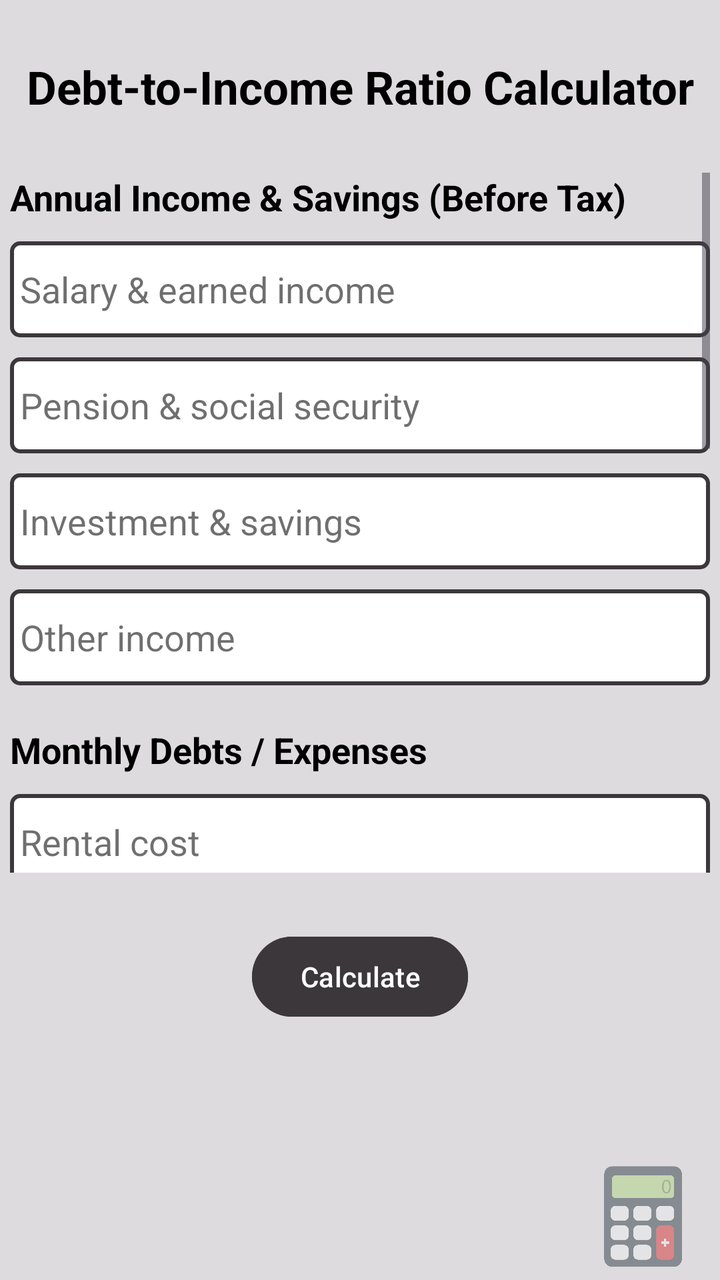
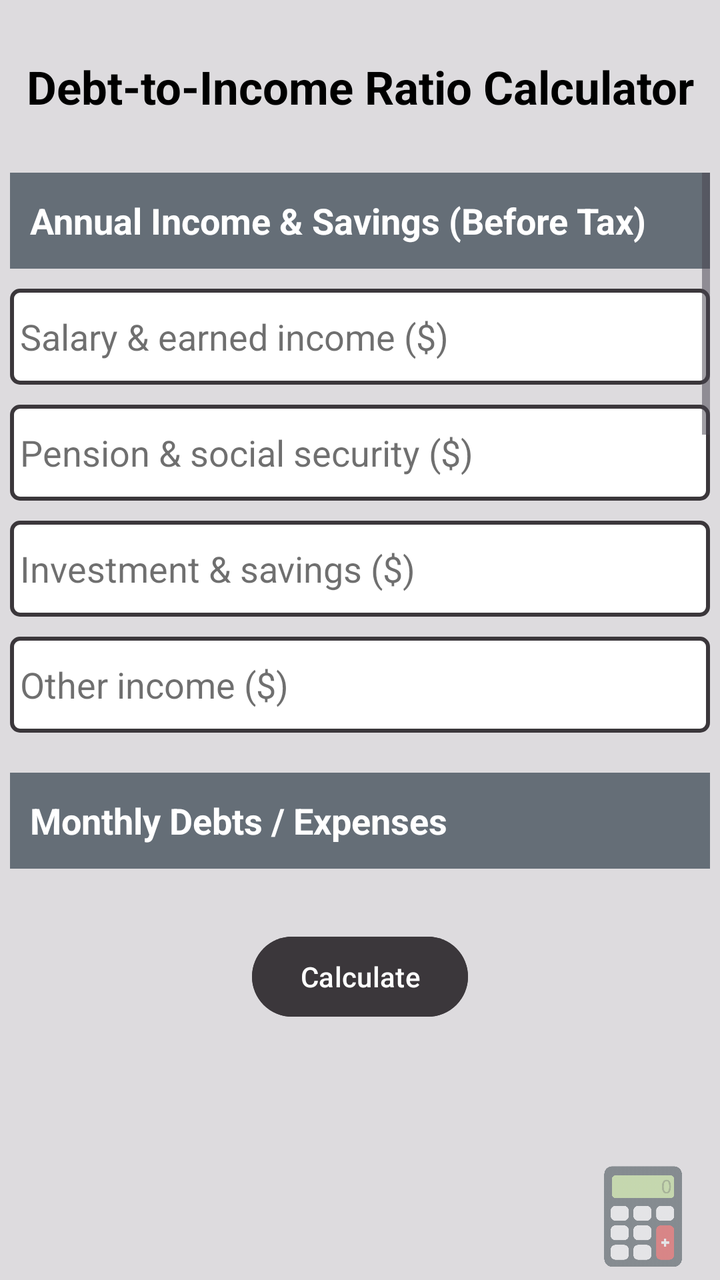

Screens rendered from an Android XML layout before and after an edit, with the pre-edit source and the edit as a unified diff.
<!-- AndroidManifest.xml: application theme Theme.FinCal -->
<!-- res/layout/activity_category1_option6.xml -->
<?xml version="1.0" encoding="utf-8"?>
<androidx.constraintlayout.widget.ConstraintLayout xmlns:android="http://schemas.android.com/apk/res/android"
    xmlns:app="http://schemas.android.com/apk/res-auto"
    xmlns:tools="http://schemas.android.com/tools"
    android:id="@+id/main"
    android:layout_width="match_parent"
    android:layout_height="match_parent"
    android:background="@color/app_background"
    tools:context=".Category1Option6Activity">

    <TextView
        android:id="@+id/optionsTitle"
        android:layout_width="wrap_content"
        android:layout_height="wrap_content"
        android:gravity="center"
        android:text="@string/calc_debt_income_ratio"
        android:textColor="@color/text_primary"
        android:textSize="23sp"
        android:textStyle="bold"
        app:layout_constraintBottom_toTopOf="@id/scrollView"
        app:layout_constraintEnd_toEndOf="parent"
        app:layout_constraintStart_toStartOf="parent"
        app:layout_constraintTop_toTopOf="parent" />

    <ScrollView
        android:id="@+id/scrollView"
        android:layout_width="350dp"
        android:layout_height="350dp"
        app:layout_constraintBottom_toTopOf="@id/calculateButton"
        app:layout_constraintEnd_toEndOf="parent"
        app:layout_constraintStart_toStartOf="parent"
        app:layout_constraintTop_toBottomOf="@id/optionsTitle">

        <LinearLayout
            android:id="@+id/optionsLayout"
            android:layout_width="match_parent"
            android:layout_height="wrap_content"
            android:orientation="vertical">

            <TextView
                android:layout_width="match_parent"
                android:layout_height="wrap_content"
                android:layout_marginBottom="10dp"
                android:text="@string/income_before_tax"
                android:textColor="@color/text_primary"
                android:textSize="18sp"
                android:textStyle="bold" />

            <EditText
                android:id="@+id/salaryIncome"
                android:layout_width="match_parent"
                android:layout_height="48dp"
                android:layout_marginBottom="10dp"
                android:background="@drawable/edit_text_border"
                android:ems="10"
                android:gravity="center_vertical"
                android:hint="@string/salary_amp_earned_income"
                android:importantForAutofill="no"
                android:inputType="numberDecimal"
                android:paddingStart="5dp"
                android:paddingEnd="5dp"
                android:textColor="@color/text_primary"
                android:textColorHint="@color/text_hint_color" />

            <EditText
                android:id="@+id/pension"
                android:layout_width="match_parent"
                android:layout_height="48dp"
                android:layout_marginBottom="10dp"
                android:background="@drawable/edit_text_border"
                android:ems="10"
                android:gravity="center_vertical"
                android:hint="@string/pension_amp_social_security"
                android:importantForAutofill="no"
                android:inputType="numberDecimal"
                android:paddingStart="5dp"
                android:paddingEnd="5dp"
                android:textColor="@color/text_primary"
                android:textColorHint="@color/text_hint_color" />

            <EditText
                android:id="@+id/investmentSavings"
                android:layout_width="match_parent"
                android:layout_height="48dp"
                android:layout_marginBottom="10dp"
                android:background="@drawable/edit_text_border"
                android:ems="10"
                android:gravity="center_vertical"
                android:hint="@string/investment_amp_savings"
                android:importantForAutofill="no"
                android:inputType="numberDecimal"
                android:paddingStart="5dp"
                android:paddingEnd="5dp"
                android:textColor="@color/text_primary"
                android:textColorHint="@color/text_hint_color" />

            <EditText
                android:id="@+id/otherIncome"
                android:layout_width="match_parent"
                android:layout_height="48dp"
                android:layout_marginBottom="20dp"
                android:background="@drawable/edit_text_border"
                android:ems="10"
                android:gravity="center_vertical"
                android:hint="@string/other_income"
                android:importantForAutofill="no"
                android:inputType="numberDecimal"
                android:paddingStart="5dp"
                android:paddingEnd="5dp"
                android:textColor="@color/text_primary"
                android:textColorHint="@color/text_hint_color" />

            <TextView
                android:layout_width="match_parent"
                android:layout_height="wrap_content"
                android:layout_marginBottom="10dp"
                android:text="@string/debts_expenses"
                android:textColor="@color/text_primary"
                android:textSize="18sp"
                android:textStyle="bold" />

            <EditText
                android:id="@+id/rentalCost"
                android:layout_width="match_parent"
                android:layout_height="48dp"
                android:layout_marginBottom="10dp"
                android:background="@drawable/edit_text_border"
                android:ems="10"
                android:gravity="center_vertical"
                android:hint="@string/rental_cost"
                android:importantForAutofill="no"
                android:inputType="numberDecimal"
                android:paddingStart="5dp"
                android:paddingEnd="5dp"
                android:textColor="@color/text_primary"
                android:textColorHint="@color/text_hint_color" />

            <EditText
                android:id="@+id/mortgage"
                android:layout_width="match_parent"
                android:layout_height="48dp"
                android:layout_marginBottom="10dp"
                android:background="@drawable/edit_text_border"
                android:ems="10"
                android:gravity="center_vertical"
                android:hint="@string/mortgage_payment"
                android:importantForAutofill="no"
                android:inputType="numberDecimal"
                android:paddingStart="5dp"
                android:paddingEnd="5dp"
                android:textColor="@color/text_primary"
                android:textColorHint="@color/text_hint_color" />

            <EditText
                android:id="@+id/propertyTax"
                android:layout_width="match_parent"
                android:layout_height="48dp"
                android:layout_marginBottom="10dp"
                android:background="@drawable/edit_text_border"
                android:ems="10"
                android:gravity="center_vertical"
                android:hint="@string/property_tax_no_percent"
                android:importantForAutofill="no"
                android:inputType="numberDecimal"
                android:paddingStart="5dp"
                android:paddingEnd="5dp"
                android:textColor="@color/text_primary"
                android:textColorHint="@color/text_hint_color" />

            <EditText
                android:id="@+id/hoaFee"
                android:layout_width="match_parent"
                android:layout_height="48dp"
                android:layout_marginBottom="10dp"
                android:background="@drawable/edit_text_border"
                android:ems="10"
                android:gravity="center_vertical"
                android:hint="@string/hoa_fee_no_sign"
                android:importantForAutofill="no"
                android:inputType="numberDecimal"
                android:paddingStart="5dp"
                android:paddingEnd="5dp"
                android:textColor="@color/text_primary"
                android:textColorHint="@color/text_hint_color" />

            <EditText
                android:id="@+id/homeInsurance"
                android:layout_width="match_parent"
                android:layout_height="48dp"
                android:layout_marginBottom="10dp"
                android:background="@drawable/edit_text_border"
                android:ems="10"
                android:gravity="center_vertical"
                android:hint="@string/homeowner_insurance"
                android:importantForAutofill="no"
                android:inputType="numberDecimal"
                android:paddingStart="5dp"
                android:paddingEnd="5dp"
                android:textColor="@color/text_primary"
                android:textColorHint="@color/text_hint_color" />

            <EditText
                android:id="@+id/creditCards"
                android:layout_width="match_parent"
                android:layout_height="48dp"
                android:layout_marginBottom="10dp"
                android:background="@drawable/edit_text_border"
                android:ems="10"
                android:gravity="center_vertical"
                android:hint="@string/credit_cards"
                android:importantForAutofill="no"
                android:inputType="numberDecimal"
                android:paddingStart="5dp"
                android:paddingEnd="5dp"
                android:textColor="@color/text_primary"
                android:textColorHint="@color/text_hint_color" />

            <EditText
                android:id="@+id/studentLoan"
                android:layout_width="match_parent"
                android:layout_height="48dp"
                android:layout_marginBottom="10dp"
                android:background="@drawable/edit_text_border"
                android:ems="10"
                android:gravity="center_vertical"
                android:hint="@string/student_loan"
                android:importantForAutofill="no"
                android:inputType="numberDecimal"
                android:paddingStart="5dp"
                android:paddingEnd="5dp"
                android:textColor="@color/text_primary"
                android:textColorHint="@color/text_hint_color" />

            <EditText
                android:id="@+id/autoLoan"
                android:layout_width="match_parent"
                android:layout_height="48dp"
                android:layout_marginBottom="10dp"
                android:background="@drawable/edit_text_border"
                android:ems="10"
                android:gravity="center_vertical"
                android:hint="@string/auto_loan"
                android:importantForAutofill="no"
                android:inputType="numberDecimal"
                android:paddingStart="5dp"
                android:paddingEnd="5dp"
                android:textColor="@color/text_primary"
                android:textColorHint="@color/text_hint_color" />

            <EditText
                android:id="@+id/otherLoans"
                android:layout_width="match_parent"
                android:layout_height="48dp"
                android:layout_marginBottom="20dp"
                android:background="@drawable/edit_text_border"
                android:ems="10"
                android:gravity="center_vertical"
                android:hint="@string/other_loans_amp_liabilities"
                android:importantForAutofill="no"
                android:inputType="numberDecimal"
                android:paddingStart="5dp"
                android:paddingEnd="5dp"
                android:textColor="@color/text_primary"
                android:textColorHint="@color/text_hint_color" />

            <TextView
                android:id="@+id/resultTextView"
                android:layout_width="match_parent"
                android:layout_height="wrap_content"
                android:layout_marginBottom="20dp"
                android:textColor="@color/text_primary"
                android:textSize="18sp" />

        </LinearLayout>
    </ScrollView>

    <Button
        android:id="@+id/calculateButton"
        android:layout_width="wrap_content"
        android:layout_height="wrap_content"
        android:layout_marginBottom="100dp"
        android:backgroundTint="@color/button_calculate"
        android:text="@string/calculate_button"
        android:textColor="@color/text_secondary"
        app:layout_constraintTop_toBottomOf="@id/scrollView"
        app:layout_constraintBottom_toBottomOf="parent"
        app:layout_constraintEnd_toEndOf="parent"
        app:layout_constraintStart_toStartOf="parent" />

    <ImageView
        android:id="@+id/logo"
        android:layout_width="67dp"
        android:layout_height="73dp"
        android:layout_marginEnd="5dp"
        android:layout_marginBottom="-5dp"
        android:alpha=".5"
        android:importantForAccessibility="no"
        app:layout_constraintBottom_toBottomOf="parent"
        app:layout_constraintEnd_toEndOf="parent"
        app:srcCompat="@drawable/logo"
        tools:ignore="ImageContrastCheck,VisualLintBounds" />
</androidx.constraintlayout.widget.ConstraintLayout>
<!-- resources referenced by this layout -->
<resources>
  <color name="app_background">#DDDBDE</color>
  <color name="button_calculate">#3B373B</color>
  <color name="text_hint_color">#90000000</color>
  <color name="text_primary">#000000</color>
  <color name="text_secondary">#FFFFFFFF</color>
  <!-- drawable edit_text_border (drawable) -->
  <?xml version="1.0" encoding="utf-8"?>
  <shape xmlns:android="http://schemas.android.com/apk/res/android"
      android:shape="rectangle">
      <solid android:color="@color/white" />
      <stroke
          android:width="2dp"
          android:color="@color/text_third" />
      <corners android:radius="4dp" />
  </shape>
  <!-- drawable logo: png bitmap (drawable, 17765 bytes) -->
  <string name="auto_loan">Auto loan</string>
  <string name="calc_debt_income_ratio">Debt-to-Income Ratio Calculator</string>
  <string name="calculate_button">Calculate</string>
  <string name="credit_cards">Credit cards</string>
  <string name="debts_expenses">Monthly Debts / Expenses</string>
  <string name="hoa_fee_no_sign">HOA fee</string>
  <string name="homeowner_insurance">Homeowner insurance</string>
  <string name="income_before_tax">Annual Income &amp; Savings (Before Tax)</string>
  <string name="investment_amp_savings">Investment &amp; savings</string>
  <string name="mortgage_payment">Mortgage payment</string>
  <string name="other_income">Other income</string>
  <string name="other_loans_amp_liabilities">Other loans &amp; liabilities</string>
  <string name="pension_amp_social_security">Pension &amp; social security</string>
  <string name="property_tax_no_percent">Property tax</string>
  <string name="rental_cost">Rental cost</string>
  <string name="salary_amp_earned_income">Salary &amp; earned income</string>
  <string name="student_loan">Student loan</string>
  <style name="Theme.FinCal" parent="Base.Theme.FinCal" />
  <color name="white">#FFFFFFFF</color>
  <color name="text_third">#3B373B</color>
  <style name="Base.Theme.FinCal" parent="Theme.Material3.DayNight.NoActionBar">
          
          <item name="colorPrimary">@color/button_navigation</item>
          <item name="android:windowBackground">@color/app_background</item>
          <item name="colorSurface">@color/app_background</item>
          <item name="colorOnSurface">@color/text_primary</item>
          <item name="android:textColorPrimary">@color/text_primary</item>
          <item name="colorSecondary">@color/button_navigation</item>
          <item name="colorOnPrimary">@color/app_background</item>
      </style>
  <color name="button_navigation">#3B373B</color>
</resources>

<!-- the commit's change to res/layout/activity_category1_option6.xml (unified diff, before → after) -->
@@ -38,88 +38,96 @@
             android:orientation="vertical">
 
             <TextView
-                android:layout_width="match_parent"
-                android:layout_height="wrap_content"
-                android:layout_marginBottom="10dp"
                 android:text="@string/income_before_tax"
-                android:textColor="@color/text_primary"
+                android:layout_width="match_parent"
+                android:layout_height="48dp"
+                android:layout_marginBottom="10dp"
+                android:background="@color/text_fourth"
+                android:gravity="center_vertical"
+                android:paddingStart="10dp"
+                android:paddingEnd="10dp"
+                android:textColor="@color/text_secondary"
+                android:textSize="18sp"
+                android:textStyle="bold"/>
+
+            <EditText
+                android:id="@+id/salaryIncome"
+                android:layout_width="match_parent"
+                android:layout_height="48dp"
+                android:layout_marginBottom="10dp"
+                android:background="@drawable/edit_text_border"
+                android:ems="10"
+                android:gravity="center_vertical"
+                android:hint="@string/salary_amp_earned_income"
+                android:importantForAutofill="no"
+                android:inputType="numberDecimal"
+                android:paddingStart="5dp"
+                android:paddingEnd="5dp"
+                android:textColor="@color/text_primary"
+                android:textColorHint="@color/text_hint_color" />
+
+            <EditText
+                android:id="@+id/pension"
+                android:layout_width="match_parent"
+                android:layout_height="48dp"
+                android:layout_marginBottom="10dp"
+                android:background="@drawable/edit_text_border"
+                android:ems="10"
+                android:gravity="center_vertical"
+                android:hint="@string/pension_amp_social_security"
+                android:importantForAutofill="no"
+                android:inputType="numberDecimal"
+                android:paddingStart="5dp"
+                android:paddingEnd="5dp"
+                android:textColor="@color/text_primary"
+                android:textColorHint="@color/text_hint_color" />
+
+            <EditText
+                android:id="@+id/investmentSavings"
+                android:layout_width="match_parent"
+                android:layout_height="48dp"
+                android:layout_marginBottom="10dp"
+                android:background="@drawable/edit_text_border"
+                android:ems="10"
+                android:gravity="center_vertical"
+                android:hint="@string/investment_amp_savings"
+                android:importantForAutofill="no"
+                android:inputType="numberDecimal"
+                android:paddingStart="5dp"
+                android:paddingEnd="5dp"
+                android:textColor="@color/text_primary"
+                android:textColorHint="@color/text_hint_color" />
+
+            <EditText
+                android:id="@+id/otherIncome"
+                android:layout_width="match_parent"
+                android:layout_height="48dp"
+                android:layout_marginBottom="20dp"
+                android:background="@drawable/edit_text_border"
+                android:ems="10"
+                android:gravity="center_vertical"
+                android:hint="@string/other_income"
+                android:importantForAutofill="no"
+                android:inputType="numberDecimal"
+                android:paddingStart="5dp"
+                android:paddingEnd="5dp"
+                android:textColor="@color/text_primary"
+                android:textColorHint="@color/text_hint_color" />
+
+            <TextView
+                android:text="@string/debts_expenses"
+                android:layout_width="match_parent"
+                android:layout_height="48dp"
+                android:layout_marginBottom="10dp"
+                android:background="@color/text_fourth"
+                android:gravity="center_vertical"
+                android:paddingStart="10dp"
+                android:paddingEnd="10dp"
+                android:textColor="@color/text_secondary"
                 android:textSize="18sp"
                 android:textStyle="bold" />
 
             <EditText
-                android:id="@+id/salaryIncome"
-                android:layout_width="match_parent"
-                android:layout_height="48dp"
-                android:layout_marginBottom="10dp"
-                android:background="@drawable/edit_text_border"
-                android:ems="10"
-                android:gravity="center_vertical"
-                android:hint="@string/salary_amp_earned_income"
-                android:importantForAutofill="no"
-                android:inputType="numberDecimal"
-                android:paddingStart="5dp"
-                android:paddingEnd="5dp"
-                android:textColor="@color/text_primary"
-                android:textColorHint="@color/text_hint_color" />
-
-            <EditText
-                android:id="@+id/pension"
-                android:layout_width="match_parent"
-                android:layout_height="48dp"
-                android:layout_marginBottom="10dp"
-                android:background="@drawable/edit_text_border"
-                android:ems="10"
-                android:gravity="center_vertical"
-                android:hint="@string/pension_amp_social_security"
-                android:importantForAutofill="no"
-                android:inputType="numberDecimal"
-                android:paddingStart="5dp"
-                android:paddingEnd="5dp"
-                android:textColor="@color/text_primary"
-                android:textColorHint="@color/text_hint_color" />
-
-            <EditText
-                android:id="@+id/investmentSavings"
-                android:layout_width="match_parent"
-                android:layout_height="48dp"
-                android:layout_marginBottom="10dp"
-                android:background="@drawable/edit_text_border"
-                android:ems="10"
-                android:gravity="center_vertical"
-                android:hint="@string/investment_amp_savings"
-                android:importantForAutofill="no"
-                android:inputType="numberDecimal"
-                android:paddingStart="5dp"
-                android:paddingEnd="5dp"
-                android:textColor="@color/text_primary"
-                android:textColorHint="@color/text_hint_color" />
-
-            <EditText
-                android:id="@+id/otherIncome"
-                android:layout_width="match_parent"
-                android:layout_height="48dp"
-                android:layout_marginBottom="20dp"
-                android:background="@drawable/edit_text_border"
-                android:ems="10"
-                android:gravity="center_vertical"
-                android:hint="@string/other_income"
-                android:importantForAutofill="no"
-                android:inputType="numberDecimal"
-                android:paddingStart="5dp"
-                android:paddingEnd="5dp"
-                android:textColor="@color/text_primary"
-                android:textColorHint="@color/text_hint_color" />
-
-            <TextView
-                android:layout_width="match_parent"
-                android:layout_height="wrap_content"
-                android:layout_marginBottom="10dp"
-                android:text="@string/debts_expenses"
-                android:textColor="@color/text_primary"
-                android:textSize="18sp"
-                android:textStyle="bold" />
-
-            <EditText
                 android:id="@+id/rentalCost"
                 android:layout_width="match_parent"
                 android:layout_height="48dp"
@@ -175,7 +183,7 @@
                 android:background="@drawable/edit_text_border"
                 android:ems="10"
                 android:gravity="center_vertical"
-                android:hint="@string/hoa_fee_no_sign"
+                android:hint="@string/hoa_fee"
                 android:importantForAutofill="no"
                 android:inputType="numberDecimal"
                 android:paddingStart="5dp"
<!-- resource entries referenced after the edit -->
@@ -2,6 +2,7 @@
 <resources>
   <color name="app_background">#DDDBDE</color>
   <color name="button_calculate">#3B373B</color>
+  <color name="text_fourth">#656E77</color>
   <color name="text_hint_color">#90000000</color>
   <color name="text_primary">#000000</color>
   <color name="text_secondary">#FFFFFFFF</color>
@@ -16,23 +17,23 @@
       <corners android:radius="4dp" />
   </shape>
   <!-- drawable logo: png bitmap (drawable, 17765 bytes) -->
-  <string name="auto_loan">Auto loan</string>
+  <string name="auto_loan">Auto loan ($)</string>
   <string name="calc_debt_income_ratio">Debt-to-Income Ratio Calculator</string>
   <string name="calculate_button">Calculate</string>
-  <string name="credit_cards">Credit cards</string>
+  <string name="credit_cards">Credit cards ($)</string>
   <string name="debts_expenses">Monthly Debts / Expenses</string>
-  <string name="hoa_fee_no_sign">HOA fee</string>
-  <string name="homeowner_insurance">Homeowner insurance</string>
+  <string name="hoa_fee">HOA fee ($)</string>
+  <string name="homeowner_insurance">Homeowner insurance ($)</string>
   <string name="income_before_tax">Annual Income &amp; Savings (Before Tax)</string>
-  <string name="investment_amp_savings">Investment &amp; savings</string>
-  <string name="mortgage_payment">Mortgage payment</string>
-  <string name="other_income">Other income</string>
-  <string name="other_loans_amp_liabilities">Other loans &amp; liabilities</string>
-  <string name="pension_amp_social_security">Pension &amp; social security</string>
-  <string name="property_tax_no_percent">Property tax</string>
-  <string name="rental_cost">Rental cost</string>
-  <string name="salary_amp_earned_income">Salary &amp; earned income</string>
-  <string name="student_loan">Student loan</string>
+  <string name="investment_amp_savings">Investment &amp; savings ($)</string>
+  <string name="mortgage_payment">Mortgage payment ($)</string>
+  <string name="other_income">Other income ($)</string>
+  <string name="other_loans_amp_liabilities">Other loans &amp; liabilities ($)</string>
+  <string name="pension_amp_social_security">Pension &amp; social security ($)</string>
+  <string name="property_tax_no_percent">Property tax ($)</string>
+  <string name="rental_cost">Rental cost ($)</string>
+  <string name="salary_amp_earned_income">Salary &amp; earned income ($)</string>
+  <string name="student_loan">Student loan ($)</string>
   <style name="Theme.FinCal" parent="Base.Theme.FinCal" />
   <color name="white">#FFFFFFFF</color>
   <color name="text_third">#3B373B</color>
